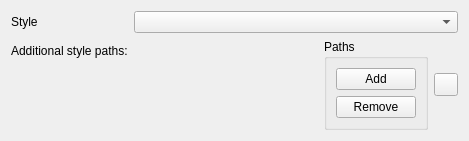
Slicer/SlicerGitSVNArchive, file Base/QTGUI/Resources/UI/qSlicerSettingsStylesPanel.ui: the form before one commit.
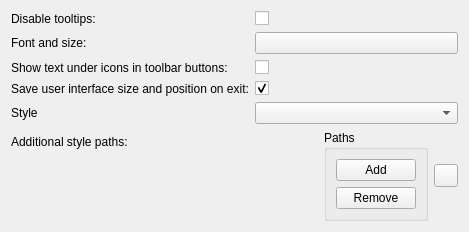
The form after the commit. Custom widgets are drawn as their Qt base class.

Commit message:
ENH: Group appearance related settings together
The settings in General that are related to the slicer's look were moved
to the style setting panel. At this occasion, this panel was renamed
Appearance.
This allow a better grouping of the application customization option for
an easier user experience.

Also used the occasion to add tooltips to these options.

What changed in the file:
```diff
--- a/Base/QTGUI/Resources/UI/qSlicerSettingsStylesPanel.ui
+++ b/Base/QTGUI/Resources/UI/qSlicerSettingsStylesPanel.ui
@@ -7,7 +7,7 @@
     <x>0</x>
     <y>0</y>
     <width>469</width>
-    <height>135</height>
+    <height>227</height>
    </rect>
   </property>
   <property name="windowTitle">
@@ -17,14 +17,14 @@
    <property name="fieldGrowthPolicy">
     <enum>QFormLayout::AllNonFixedFieldsGrow</enum>
    </property>
-   <item row="1" column="0">
+   <item row="6" column="0">
     <widget class="QLabel" name="AdditionalModulePathsLabel">
      <property name="text">
       <string>Additional style paths:</string>
      </property>
     </widget>
    </item>
-   <item row="1" column="1">
+   <item row="6" column="1">
     <widget class="QWidget" name="AdditionalStylePathsWidget" native="true">
      <layout class="QHBoxLayout" name="horizontalLayout_2">
       <property name="margin">
@@ -113,17 +113,108 @@
      </layout>
     </widget>
    </item>
-   <item row="0" column="0">
+   <item row="5" column="0">
     <widget class="QLabel" name="StyleLabel">
      <property name="text">
       <string>Style</string>
      </property>
     </widget>
    </item>
-   <item row="0" column="1">
+   <item row="5" column="1">
     <widget class="QComboBox" name="StyleComboBox">
      <property name="toolTip">
-      <string>Select the application current style.</string>
+      <string>&lt;!DOCTYPE HTML PUBLIC &quot;-//W3C//DTD HTML 4.0//EN&quot; &quot;http://www.w3.org/TR/REC-html40/strict.dtd&quot;&gt;
+&lt;html&gt;&lt;head&gt;&lt;meta name=&quot;qrichtext&quot; content=&quot;1&quot; /&gt;&lt;style type=&quot;text/css&quot;&gt;
+p, li { white-space: pre-wrap; }
+&lt;/style&gt;&lt;/head&gt;&lt;body style=&quot; font-family:'MS Shell Dlg 2'; font-size:8.25pt; font-weight:400; font-style:normal;&quot;&gt;
+&lt;p style=&quot; margin-top:0px; margin-bottom:0px; margin-left:0px; margin-right:0px; -qt-block-indent:0; text-indent:0px;&quot;&gt;&lt;span style=&quot; font-size:8pt;&quot;&gt;Select the application current style.&lt;/span&gt;&lt;/p&gt;&lt;/body&gt;&lt;/html&gt;</string>
+     </property>
+    </widget>
+   </item>
+   <item row="0" column="0">
+    <widget class="QLabel" name="ShowToolTipsLabel">
+     <property name="text">
+      <string>Disable tooltips:</string>
+     </property>
+    </widget>
+   </item>
+   <item row="0" column="1">
+    <widget class="QCheckBox" name="ShowToolTipsCheckBox">
+     <property name="toolTip">
+      <string>&lt;!DOCTYPE HTML PUBLIC &quot;-//W3C//DTD HTML 4.0//EN&quot; &quot;http://www.w3.org/TR/REC-html40/strict.dtd&quot;&gt;
+&lt;html&gt;&lt;head&gt;&lt;meta name=&quot;qrichtext&quot; content=&quot;1&quot; /&gt;&lt;style type=&quot;text/css&quot;&gt;
+p, li { white-space: pre-wrap; }
+&lt;/style&gt;&lt;/head&gt;&lt;body style=&quot; font-family:'MS Shell Dlg 2'; font-size:8.25pt; font-weight:400; font-style:normal;&quot;&gt;
+&lt;p style=&quot; margin-top:0px; margin-bottom:0px; margin-left:0px; margin-right:0px; -qt-block-indent:0; text-indent:0px;&quot;&gt;&lt;span style=&quot; font-size:8pt;&quot;&gt;Set if tooltips (just like this) appear or not when the mouse hovers above widgets.&lt;/span&gt;&lt;/p&gt;&lt;/body&gt;&lt;/html&gt;</string>
+     </property>
+     <property name="text">
+      <string/>
+     </property>
+    </widget>
+   </item>
+   <item row="1" column="0">
+    <widget class="QLabel" name="FontLabel">
+     <property name="text">
+      <string>Font and size:</string>
+     </property>
+    </widget>
+   </item>
+   <item row="1" column="1">
+    <widget class="ctkFontButton" name="FontButton">
+     <property name="toolTip">
+      <string>&lt;!DOCTYPE HTML PUBLIC &quot;-//W3C//DTD HTML 4.0//EN&quot; &quot;http://www.w3.org/TR/REC-html40/strict.dtd&quot;&gt;
+&lt;html&gt;&lt;head&gt;&lt;meta name=&quot;qrichtext&quot; content=&quot;1&quot; /&gt;&lt;style type=&quot;text/css&quot;&gt;
+p, li { white-space: pre-wrap; }
+&lt;/style&gt;&lt;/head&gt;&lt;body style=&quot; font-family:'MS Shell Dlg 2'; font-size:8.25pt; font-weight:400; font-style:normal;&quot;&gt;
+&lt;p style=&quot; margin-top:0px; margin-bottom:0px; margin-left:0px; margin-right:0px; -qt-block-indent:0; text-indent:0px;&quot;&gt;&lt;span style=&quot; font-size:8pt;&quot;&gt;Customize the application's font and size to your preference.&lt;/span&gt;&lt;/p&gt;&lt;/body&gt;&lt;/html&gt;</string>
+     </property>
+    </widget>
+   </item>
+   <item row="2" column="0">
+    <widget class="QLabel" name="ShowToolButtonTextLabel">
+     <property name="text">
+      <string>Show text under icons in toolbar buttons:</string>
+     </property>
+    </widget>
+   </item>
+   <item row="2" column="1">
+    <widget class="QCheckBox" name="ShowToolButtonTextCheckBox">
+     <property name="toolTip">
+      <string>&lt;!DOCTYPE HTML PUBLIC &quot;-//W3C//DTD HTML 4.0//EN&quot; &quot;http://www.w3.org/TR/REC-html40/strict.dtd&quot;&gt;
+&lt;html&gt;&lt;head&gt;&lt;meta name=&quot;qrichtext&quot; content=&quot;1&quot; /&gt;&lt;style type=&quot;text/css&quot;&gt;
+p, li { white-space: pre-wrap; }
+&lt;/style&gt;&lt;/head&gt;&lt;body style=&quot; font-family:'MS Shell Dlg 2'; font-size:8.25pt; font-weight:400; font-style:normal;&quot;&gt;
+&lt;p style=&quot; margin-top:0px; margin-bottom:0px; margin-left:0px; margin-right:0px; -qt-block-indent:0; text-indent:0px;&quot;&gt;&lt;span style=&quot; font-size:8pt;&quot;&gt;When disabled, only icons are seen in the main window toolbar. Otherwise the action's corresponding text is shown underneath.&lt;/span&gt;&lt;/p&gt;&lt;/body&gt;&lt;/html&gt;</string>
+     </property>
+     <property name="text">
+      <string/>
+     </property>
+    </widget>
+   </item>
+   <item row="3" column="0">
+    <widget class="QLabel" name="RestoreUILabel">
+     <property name="text">
+      <string>Save user interface size and position on exit:</string>
+     </property>
+    </widget>
+   </item>
+   <item row="3" column="1">
+    <widget class="QCheckBox" name="RestoreUICheckBox">
+     <property name="toolTip">
+      <string>&lt;!DOCTYPE HTML PUBLIC &quot;-//W3C//DTD HTML 4.0//EN&quot; &quot;http://www.w3.org/TR/REC-html40/strict.dtd&quot;&gt;
+&lt;html&gt;&lt;head&gt;&lt;meta name=&quot;qrichtext&quot; content=&quot;1&quot; /&gt;&lt;style type=&quot;text/css&quot;&gt;
+p, li { white-space: pre-wrap; }
+&lt;/style&gt;&lt;/head&gt;&lt;body style=&quot; font-family:'MS Shell Dlg 2'; font-size:8.25pt; font-weight:400; font-style:normal;&quot;&gt;
+&lt;p style=&quot; margin-top:0px; margin-bottom:0px; margin-left:0px; margin-right:0px; -qt-block-indent:0; text-indent:0px;&quot;&gt;&lt;span style=&quot; font-size:8pt;&quot;&gt;When enabled, the application size and position will be remembered for the next time the application is started.&lt;/span&gt;&lt;/p&gt;&lt;/body&gt;&lt;/html&gt;</string>
+     </property>
+     <property name="text">
+      <string/>
+     </property>
+     <property name="checked">
+      <bool>true</bool>
+     </property>
+     <property name="tristate">
+      <bool>false</bool>
      </property>
     </widget>
    </item>
@@ -135,6 +226,11 @@
    <extends>QToolButton</extends>
    <header>ctkExpandButton.h</header>
   </customwidget>
+  <customwidget>
+   <class>ctkFontButton</class>
+   <extends>QPushButton</extends>
+   <header>ctkFontButton.h</header>
+  </customwidget>
   <customwidget>
    <class>ctkSettingsPanel</class>
    <extends>QWidget</extends>
```
Left out of the diff: 6 changed lines with no effect on the pictures. The commit also changes 6 other files.
